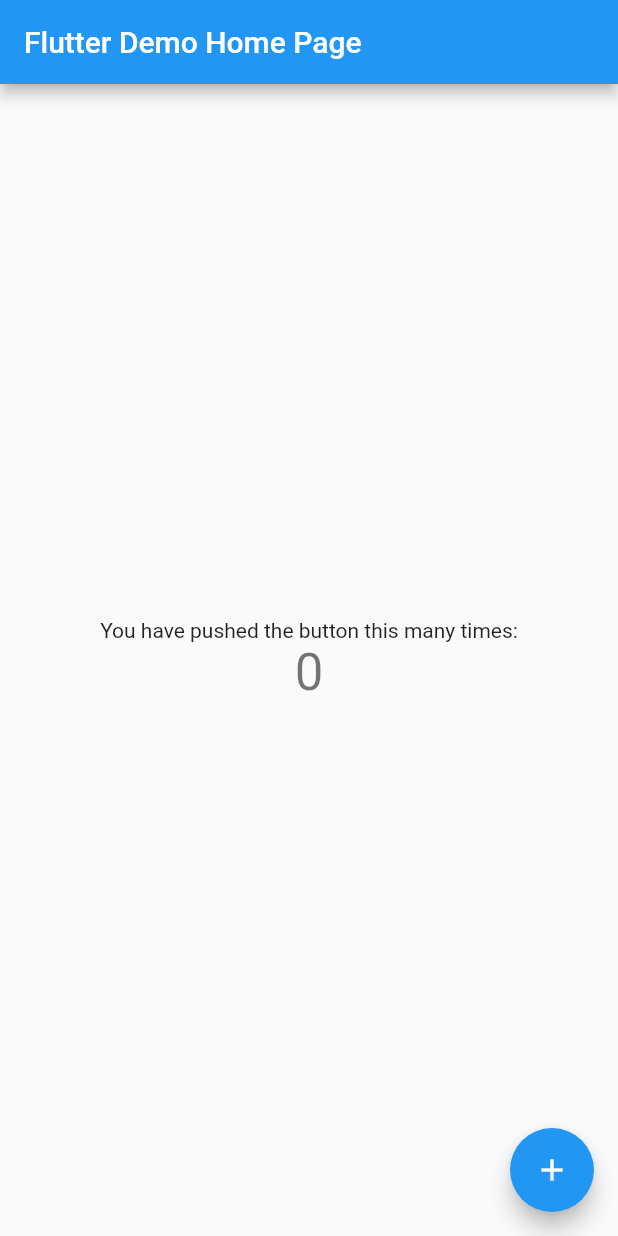
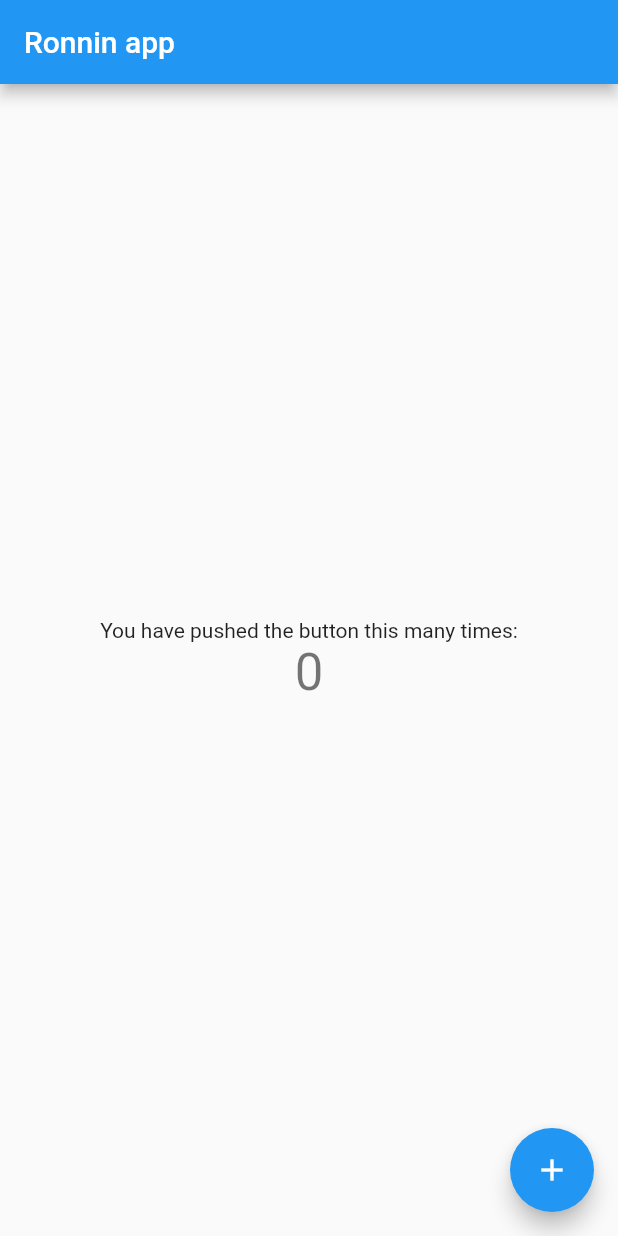
Before and after one commit to AldemarMl/search_opt, a Flutter app: the screen it shows after launch, on a phone screen of 412 x 824 dp. Run offline on Flutter 3.47's test engine with Material 2 defaults, Android fonts, the phone set to English and light mode, and no system bars.

Commit message:
modification title

```diff
--- a/search_opt/lib/main.dart
+++ b/search_opt/lib/main.dart
@@ -20,7 +20,7 @@ class MyApp extends StatelessWidget {
         // is not restarted.
         primarySwatch: Colors.blue,
       ),
-      home: MyHomePage(title: 'Flutter Demo Home Page'),
+      home: MyHomePage(title: 'Ronnin app'),
     );
   }
 }
```
